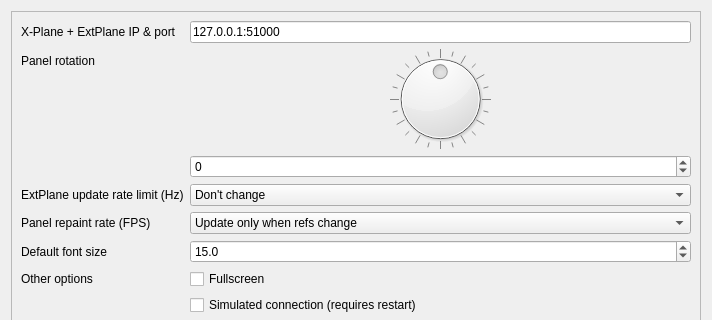
Before: the Qt Designer form widgetui/dialogs/settingsdialog.ui in vranki/ExtPlane-Panel, drawn with Qt 5; both pictures show x 0 to 712 and y 0 to 320 of the 712 by 522 pixel window.
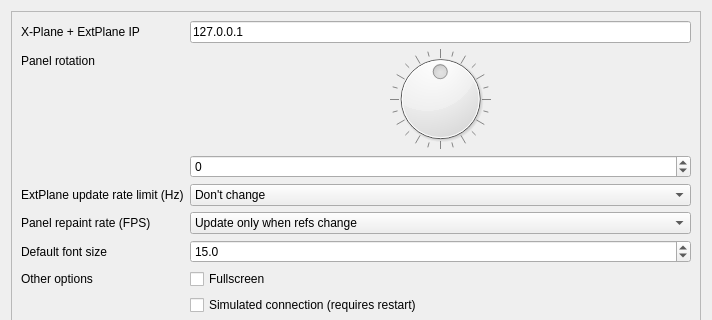
After: the same form once the commit is applied.

Commit message: Removed port from the IP specification, fixes #21

Patch:
```diff
--- a/widgetui/dialogs/settingsdialog.ui
+++ b/widgetui/dialogs/settingsdialog.ui
@@ -24,8 +24,8 @@
        <rect>
         <x>0</x>
         <y>0</y>
-        <width>686</width>
-        <height>456</height>
+        <width>678</width>
+        <height>484</height>
        </rect>
       </property>
       <layout class="QFormLayout" name="formLayout">
@@ -35,14 +35,14 @@
        <item row="0" column="0">
         <widget class="QLabel" name="label_3">
          <property name="text">
-          <string>X-Plane + ExtPlane IP &amp; port</string>
+          <string>X-Plane + ExtPlane IP</string>
          </property>
         </widget>
        </item>
        <item row="0" column="1">
         <widget class="QLineEdit" name="serverAddressEdit">
          <property name="text">
-          <string>127.0.0.1:51000</string>
+          <string>127.0.0.1</string>
          </property>
         </widget>
        </item>
```
